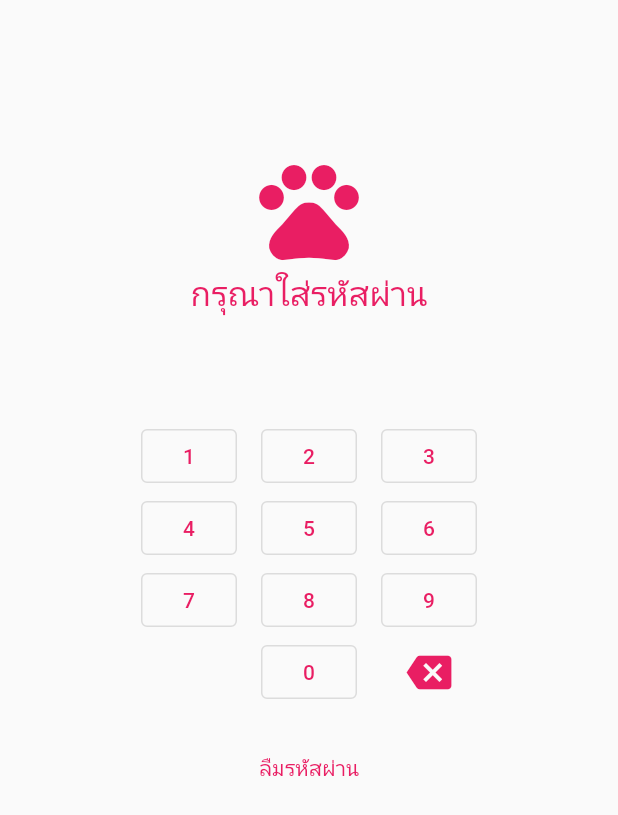
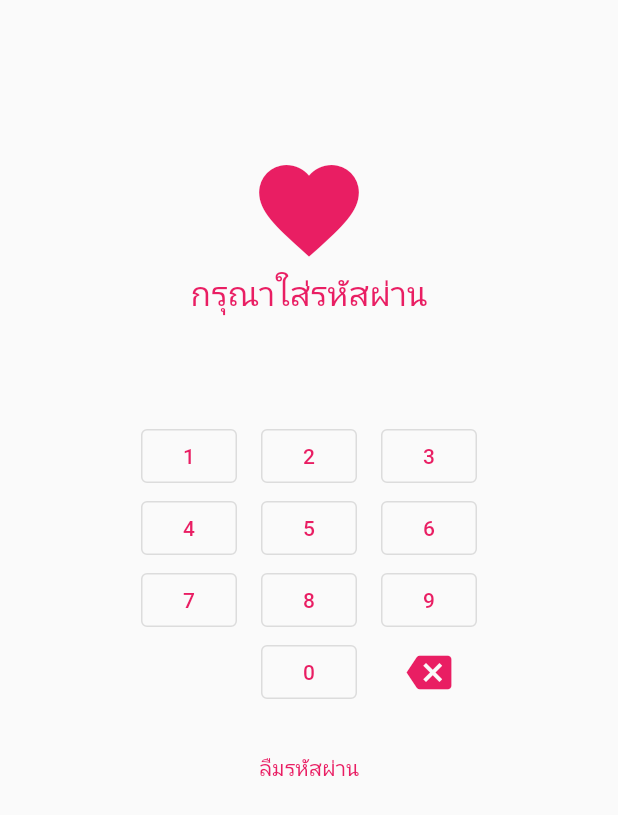
Before and after one commit to NapatUtsaha/untitled1, a Flutter app: the screen it shows after launch, on a phone screen of 412 x 824 dp. Shown: the top 815 px of the screen. Run offline on Flutter 3.47's test engine with Material 2 defaults, Android fonts, the phone set to English and light mode, and no system bars.

Commit message:
Homework 7

```diff
--- a/lib/main.dart
+++ b/lib/main.dart
@@ -67,7 +67,7 @@ class HomePage extends StatelessWidget {
               Padding(
                 padding: const EdgeInsets.only(top: 100.0),
                 child: Icon(
-                  Icons.pets,
+                  Icons.favorite,
                   size: 80.0,
                   color: Colors.pink,
                 ),
```
